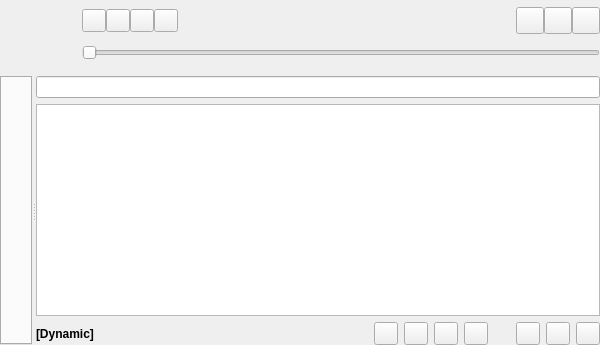
The window that gui/mainwindow.ui (polpo/cantata-mac) describes before a commit, drawn with Qt 5.
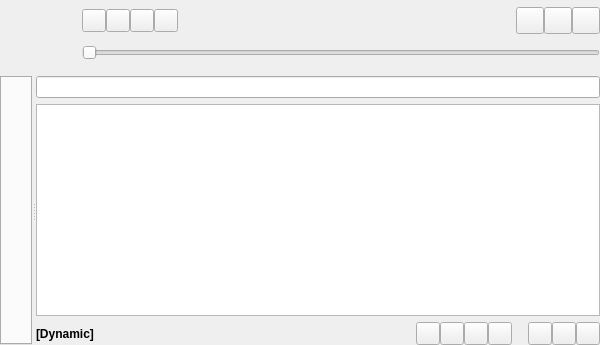
The same window after the commit. Custom widgets are drawn as their Qt base class.

Commit message: Reduce spacing of icons at bottom of window

The edit to the form file:
```diff
--- a/gui/mainwindow.ui
+++ b/gui/mainwindow.ui
@@ -170,17 +170,25 @@
         <verstretch>0</verstretch>
        </sizepolicy>
       </property>
-      <layout class="QGridLayout" name="gridLayout">
+      <layout class="QVBoxLayout" name="vlayout">
        <property name="margin">
         <number>0</number>
        </property>
-       <item row="0" column="0" colspan="11">
+       <item>
         <widget class="LineEdit" name="searchPlayQueueLineEdit"/>
        </item>
-       <item row="1" column="0" colspan="11">
+       <item>
         <widget class="PlayQueueView" name="playQueue"/>
        </item>
-       <item row="2" column="0">
+       <item>
+        <layout class="QHBoxLayout" name="hlayout">
+         <property name="margin">
+          <number>0</number>
+         </property>
+         <property name="spacing">
+          <number>0</number>
+         </property>
+         <item>    
         <widget class="QLabel" name="dynamicLabel">
          <property name="font">
           <font>
@@ -193,10 +201,10 @@
          </property>
         </widget>
        </item>
-       <item row="2" column="1">
+         <item>
         <widget class="SqueezedTextLabel" name="playQueueStatsLabel"/>
        </item>
-       <item row="2" column="2">
+         <item>
         <spacer>
          <property name="orientation">
           <enum>Qt::Horizontal</enum>
@@ -209,7 +217,7 @@
          </property>
         </spacer>
        </item>
-       <item row="2" column="3">
+         <item>
         <widget class="ToolButton" name="repeatPushButton">
          <property name="checkable">
           <bool>true</bool>
@@ -219,7 +227,7 @@
          </property>
         </widget>
        </item>
-       <item row="2" column="4">
+         <item>
         <widget class="ToolButton" name="singlePushButton">
          <property name="checkable">
           <bool>true</bool>
@@ -229,21 +237,21 @@
          </property>
         </widget>
        </item>
-       <item row="2" column="5">
+         <item>
         <widget class="ToolButton" name="randomPushButton">
          <property name="checkable">
           <bool>true</bool>
          </property>
         </widget>
        </item>
-       <item row="2" column="6">
+         <item>
         <widget class="ToolButton" name="consumePushButton">
          <property name="checkable">
           <bool>true</bool>
          </property>
         </widget>
        </item>
-       <item row="2" column="7">
+         <item>
         <spacer name="horizontalSpacer_4">
          <property name="orientation">
           <enum>Qt::Horizontal</enum>
@@ -259,14 +267,16 @@
          </property>
         </spacer>
        </item>
-       <item row="2" column="8">
+         <item>
         <widget class="ToolButton" name="addStreamToPlayQueuePushButton"/>
        </item>
-       <item row="2" column="9">
+         <item>
         <widget class="ToolButton" name="savePlayQueuePushButton"/>
        </item>
-       <item row="2" column="10">
+         <item>
         <widget class="ToolButton" name="removeAllFromPlayQueuePushButton"/>
+         </item>
+        </layout>
        </item>
       </layout>
      </widget>
```
Lines whose indentation alone changed are shown as unchanged. The commit also changes 10 other files.
